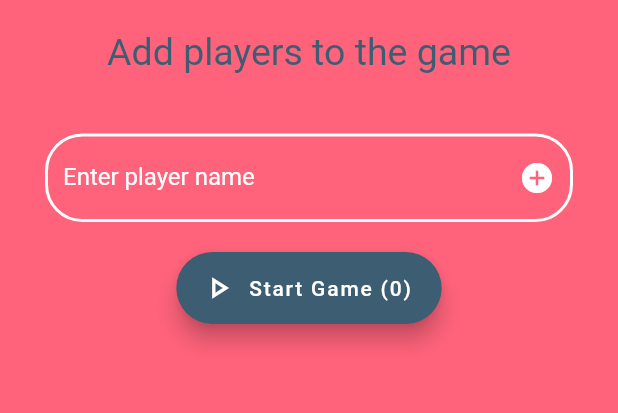
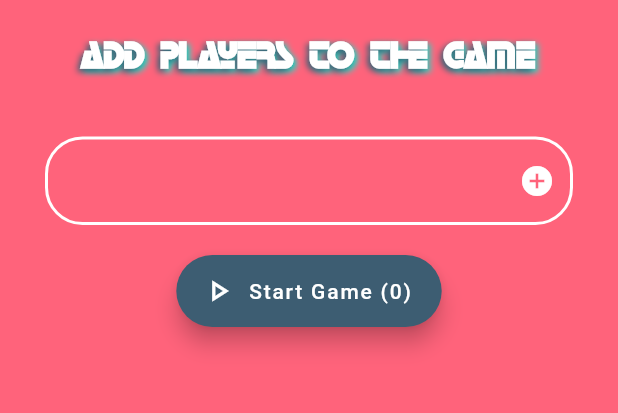
Before and after one commit to DespotB/IDareYouGame, a Flutter app: the screen it shows after launch, on a phone screen of 412 x 824 dp, the part 105-518 px from its top. Run offline on Flutter 3.47's test engine with Material 2 defaults, Android fonts, the phone set to English and light mode, and no system bars; our stand-ins replace animated_text_kit, flutter_spinkit; Roboto replaces fonts that are missing (Aleo).

Commit message:
ADD Round Over Horizon, playersplage horizon

```diff
--- a/lib/players_screen.dart
+++ b/lib/players_screen.dart
@@ -1,3 +1,4 @@
+import 'package:animated_text_kit/animated_text_kit.dart';
 import 'package:flutter/cupertino.dart';
 import 'package:flutter/material.dart';
 import 'package:flutter/services.dart';
@@ -32,10 +33,30 @@ class PlayersPage extends StatelessWidget {
                       ),
                     ),
                     new Padding(padding: EdgeInsets.only(top: 20.0)),
-                    new Text(
-                      'Add players to the game',
-                      style: new TextStyle(
-                          color: Color(0xFF3d5d72), fontSize: 25.0),
+                    new ScaleAnimatedTextKit(
+                      text: ['Add players to the game'],
+                      textAlign: TextAlign.center,
+                      isRepeatingAnimation: false,
+                      duration: Duration(milliseconds: 3000),
+                      textStyle: TextStyle(
+                        fontSize: 25.0,
+                        fontFamily: "Horizon",
+                        fontStyle: FontStyle.normal,
+                        fontWeight: FontWeight.bold,
+                        color: Color(0xFFFFFFFF),
+                        shadows: [
+                          Shadow(
+                            color: Color(0xff00efd1),
+                            blurRadius: 5.0,
+                            offset: Offset(2.0, 2.0),
+                          ),
+                          Shadow(
+                            color: Color(0xFF3d5d72),
+                            blurRadius: 5.0,
+                            offset: Offset(-2.0, 2.0),
+                          ),
+                        ],
+                      ),
                     ),
                     new Padding(padding: EdgeInsets.only(top: 20.0)),
                     for (var name in _players)
@@ -58,7 +79,9 @@ class PlayersPage extends StatelessWidget {
                                       contentPadding: EdgeInsets.zero,
                                       hintText: name,
                                       hintStyle: TextStyle(
-                                          fontSize: 18.0, color: Colors.white),
+                                          fontFamily: "Horizon",
+                                          fontSize: 18.0,
+                                          color: Colors.white),
                                       enabledBorder: OutlineInputBorder(
                                           borderSide:
                                               BorderSide(color: Colors.red),
@@ -85,8 +108,8 @@ class PlayersPage extends StatelessWidget {
                     new TextFormField(
                       controller: _controller,
                       decoration: new InputDecoration(
-                        labelText: "Enter player name",
                         labelStyle: TextStyle(color: Colors.white),
+                        fillColor: Color(0xFFf94367),
                         suffixIcon: IconButton(
                             onPressed: () {
                               if (_controller.value.text.length > 0) {
@@ -116,8 +139,7 @@ class PlayersPage extends StatelessWidget {
                       keyboardType: TextInputType.name,
                       style: new TextStyle(
                         fontFamily: "Aleo",
-                        color: Colors.white,
-                      ),
+                        color: Colors.white,),
                     ),
                     new Padding(padding: EdgeInsets.only(bottom: 20.0)),
                     new FloatingActionButton.extended(
```
Also changed, not shown: lib/game_screen.dart (+19 -3 lines).
